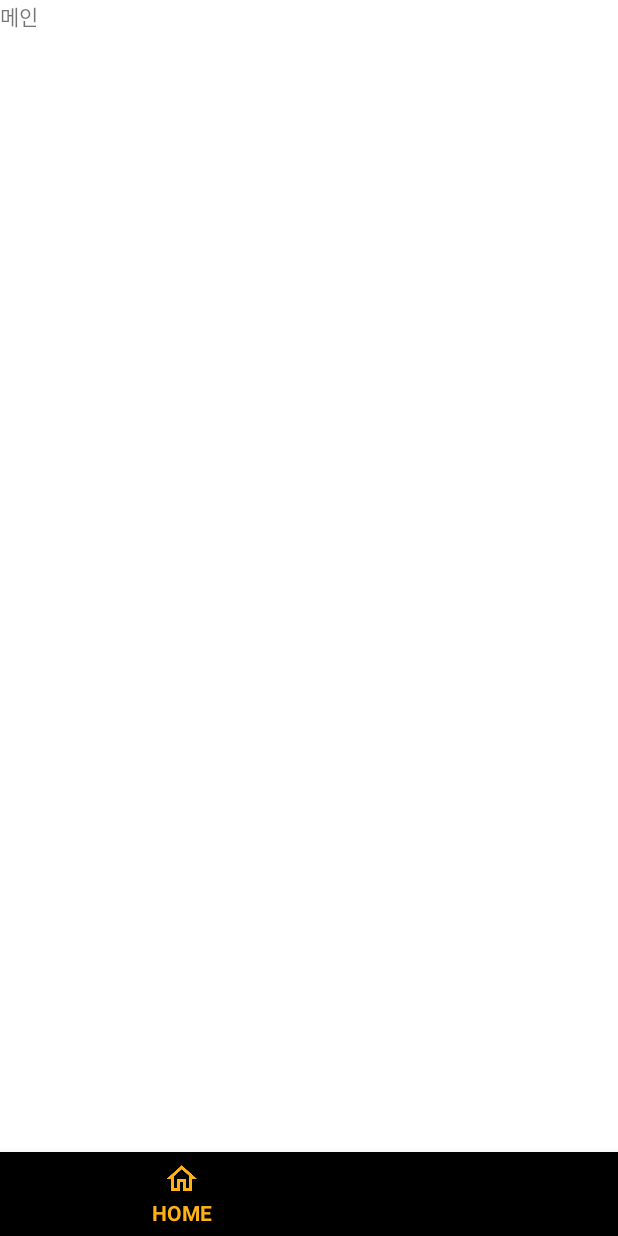
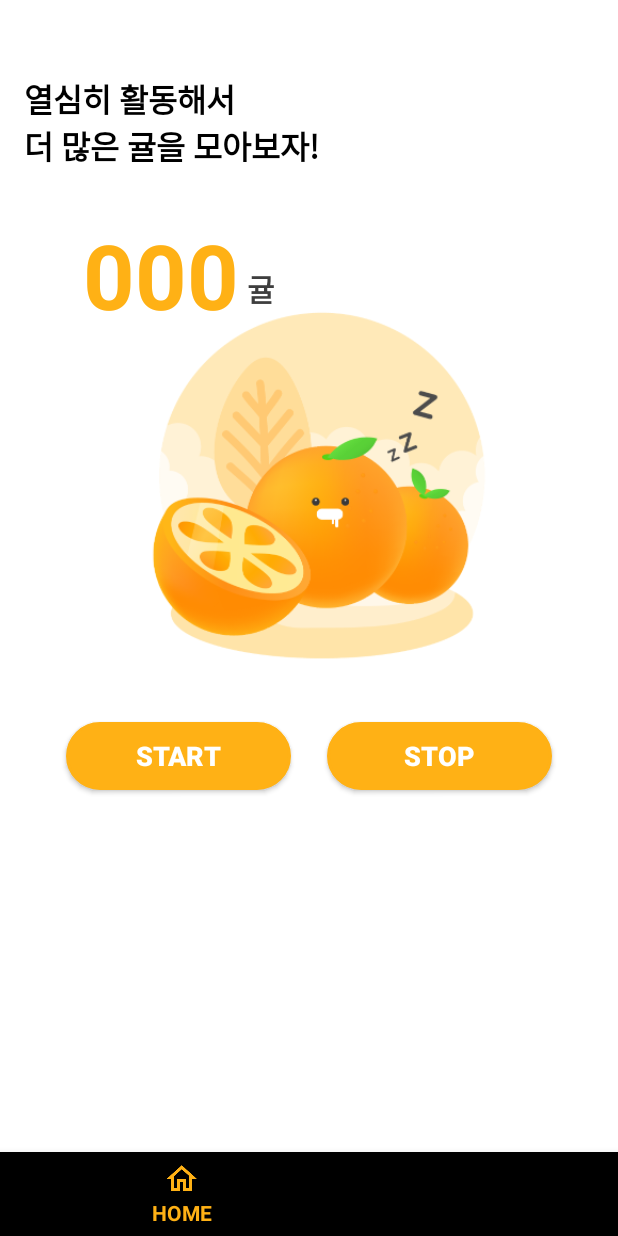
Before and after one commit to SuminJeon/MobileProgramming_FinalProject, an Android app: the screen it shows after launch (MainActivity), on a phone screen of 412 x 824 dp. Run offline under Robolectric (Android 15) with nearby library versions, the phone set to English and light mode, and no system bars.

Commit message:
pedometer 기능 구현

```diff
--- a/app/src/main/java/com/sopt25/sunnni/mobileprogramming_finalproject/feature/pedometer/MainActivity.java
+++ b/app/src/main/java/com/sopt25/sunnni/mobileprogramming_finalproject/feature/pedometer/MainActivity.java
@@ -77,7 +77,7 @@ public class MainActivity extends AppCompatActivity implements BottomNavigationV
 
     private void setViewPager(ViewPager _viewPager){
         PagerAdapter pagerAdapter = new PagerAdapter(getSupportFragmentManager(), 2);
-        pagerAdapter.addFragment(new PedometerFragment());
+        pagerAdapter.addFragment(new PedometerFragment(this));
         pagerAdapter.addFragment(new RecordFragment());
         _viewPager.setAdapter(pagerAdapter);
     }
--- a/app/src/main/java/com/sopt25/sunnni/mobileprogramming_finalproject/feature/pedometer/PedometerFragment.java
+++ b/app/src/main/java/com/sopt25/sunnni/mobileprogramming_finalproject/feature/pedometer/PedometerFragment.java
@@ -1,32 +1,109 @@
 package com.sopt25.sunnni.mobileprogramming_finalproject.feature.pedometer;
 
 
+import android.content.ComponentName;
+import android.content.Context;
+import android.content.Intent;
+import android.content.ServiceConnection;
 import android.os.Bundle;
 
 import androidx.fragment.app.Fragment;
 
+import android.os.IBinder;
 import android.view.LayoutInflater;
 import android.view.View;
 import android.view.ViewGroup;
+import android.widget.Button;
+import android.widget.TextView;
 
 import com.sopt25.sunnni.mobileprogramming_finalproject.R;
 
 /**
  * A simple {@link Fragment} subclass.
  */
-public class PedometerFragment extends Fragment {
+public class PedometerFragment extends Fragment implements View.OnClickListener{
 
+    Context context;
 
-    public PedometerFragment() {
-        // Required empty public constructor
+    private Button mBtnStart, mBtnStop;
+    private TextView mTvStep;
+
+    private Intent intent;
+
+    private PedometerService mPedoService;
+    boolean isService = false;
+
+    // 서비스의 이벤트 결과 전달
+    private StepCallback callback = new StepCallback() {
+        @Override
+        public void onStepCallback(int stepCount) {
+            mTvStep.setText("" + stepCount);
+        }
+
+        @Override
+        public void onUnbindService() {
+            isService = false;
+        }
+    };
+
+    // constructor
+    public PedometerFragment(Context ctx) {
+        this.context = ctx;
     }
 
+    private ServiceConnection serviceConnection = new ServiceConnection() {
+        @Override
+        public void onServiceConnected(ComponentName componentName, IBinder iBinder) {
+            PedometerService.ServiceBinder mBinder = (PedometerService.ServiceBinder) iBinder;
+            mPedoService = mBinder.getService();
+            mPedoService.setCallback(callback);
+            isService = true;
+        }
+
+        @Override
+        public void onServiceDisconnected(ComponentName componentName) {
+            isService = false;
+        }
+    };
 
     @Override
-    public View onCreateView(LayoutInflater inflater, ViewGroup container,
-                             Bundle savedInstanceState) {
-        // Inflate the layout for this fragment
-        return inflater.inflate(R.layout.fragment_pedometer, container, false);
+    public View onCreateView(LayoutInflater inflater, ViewGroup container, Bundle savedInstanceState) {
+        View view = inflater.inflate(R.layout.fragment_pedometer, container, false);
+
+        mPedoService = new PedometerService();
+
+        mBtnStart = view.findViewById(R.id.btn_start);
+        mBtnStop = view.findViewById(R.id.btn_stop);
+        mTvStep = view.findViewById(R.id.tv_stepCount);
+
+        // onClickListener 등록
+        mBtnStart.setOnClickListener(this);
+        mBtnStop.setOnClickListener(this);
+
+        return view;
     }
 
+    @Override
+    public void onClick(View view) {
+        switch(view.getId()){
+            case R.id.btn_start:
+                intent = new Intent(context, PedometerService.class);
+                context.bindService(intent, serviceConnection, Context.BIND_AUTO_CREATE);
+                break;
+            case R.id.btn_stop:
+                try{
+                    context.stopService(intent);
+                    context.unbindService(serviceConnection);
+                } catch (Exception e){
+                    e.printStackTrace();
+                }
+                break;
+        }
+    }
+
+    @Override
+    public void onStop() {
+        super.onStop();
+        context.unbindService(serviceConnection);
+    }
 }
--- /dev/null
+++ b/app/src/main/java/com/sopt25/sunnni/mobileprogramming_finalproject/feature/pedometer/StepCallback.java
@@ -0,0 +1,6 @@
+package com.sopt25.sunnni.mobileprogramming_finalproject.feature.pedometer;
+
+public interface StepCallback {
+    void onStepCallback(int stepCount);
+    void onUnbindService();
+}
--- a/app/src/main/res/layout/fragment_pedometer.xml
+++ b/app/src/main/res/layout/fragment_pedometer.xml
@@ -1,14 +1,89 @@
 <?xml version="1.0" encoding="utf-8"?>
-<LinearLayout xmlns:android="http://schemas.android.com/apk/res/android"
+<androidx.constraintlayout.widget.ConstraintLayout xmlns:android="http://schemas.android.com/apk/res/android"
+    xmlns:app="http://schemas.android.com/apk/res-auto"
     xmlns:tools="http://schemas.android.com/tools"
     android:layout_width="match_parent"
     android:layout_height="match_parent"
     tools:context=".feature.pedometer.PedometerFragment">
 
-    <!-- TODO: Update blank fragment layout -->
+    <Button
+        android:id="@+id/btn_start"
+        android:layout_width="150dp"
+        android:layout_height="45dp"
+        android:layout_marginStart="20dp"
+        android:layout_marginTop="25dp"
+        android:background="@drawable/bg_btn"
+        android:text="start"
+        android:textColor="#ffffff"
+        android:textSize="18sp"
+        android:textStyle="bold"
+        app:layout_constraintEnd_toStartOf="@+id/btn_stop"
+        app:layout_constraintStart_toStartOf="parent"
+        app:layout_constraintTop_toBottomOf="@+id/img_character" />
+
+    <Button
+        android:id="@+id/btn_stop"
+        android:layout_width="150dp"
+        android:layout_height="45dp"
+        android:layout_marginTop="25dp"
+        android:layout_marginEnd="20dp"
+        android:background="@drawable/bg_btn"
+        android:text="stop"
+        android:textColor="#ffffff"
+        android:textSize="18sp"
+        android:textStyle="bold"
+        app:layout_constraintEnd_toEndOf="parent"
+        app:layout_constraintStart_toEndOf="@+id/btn_start"
+        app:layout_constraintTop_toBottomOf="@+id/img_character" />
+
+    <ImageView
+        android:id="@+id/img_character"
+        android:layout_width="330dp"
+        android:layout_height="wrap_content"
+        android:layout_marginTop="85dp"
+        android:adjustViewBounds="true"
+        android:src="@drawable/character_main"
+        app:layout_constraintEnd_toEndOf="parent"
+        app:layout_constraintStart_toStartOf="parent"
+        app:layout_constraintTop_toBottomOf="@+id/tv_ment" />
+
     <TextView
-        android:layout_width="match_parent"
-        android:layout_height="match_parent"
-        android:text="메인"/>
+        android:id="@+id/tv_ment"
+        android:layout_width="wrap_content"
+        android:layout_height="wrap_content"
+        android:layout_marginStart="16dp"
+        android:layout_marginTop="50dp"
+        android:text="열심히 활동해서 \n더 많은 귤을 모아보자!"
+        android:textColor="#000000"
+        android:textSize="21sp"
+        android:textStyle="bold"
+        app:layout_constraintStart_toStartOf="parent"
+        app:layout_constraintTop_toTopOf="parent" />
 
-</LinearLayout>
+    <TextView
+        android:id="@+id/tv_stepCount"
+        android:layout_width="wrap_content"
+        android:layout_height="wrap_content"
+        android:layout_marginStart="55dp"
+        android:layout_marginTop="30dp"
+        android:text="000"
+        android:textColor="@color/colorPrimary"
+        android:textSize="60sp"
+        android:textStyle="bold"
+        app:layout_constraintStart_toStartOf="parent"
+        app:layout_constraintTop_toBottomOf="@+id/tv_ment" />
+
+    <TextView
+        android:layout_width="wrap_content"
+        android:layout_height="wrap_content"
+        android:layout_marginStart="5dp"
+        android:layout_marginBottom="16dp"
+        android:text="귤"
+        android:textColor="#3e3e3e"
+        android:textSize="20sp"
+        android:textStyle="bold"
+        app:layout_constraintBottom_toBottomOf="@+id/tv_stepCount"
+        app:layout_constraintStart_toEndOf="@+id/tv_stepCount" />
+
+
+</androidx.constraintlayout.widget.ConstraintLayout>
```
Also changed, not shown: app/src/main/java/com/sopt25/sunnni/mobileprogramming_finalproject/feature/pedometer/PedometerService.java (+88 -6 lines), app/src/main/res/drawable/bg_btn_inactive.xml (added, +9 -0 lines).
